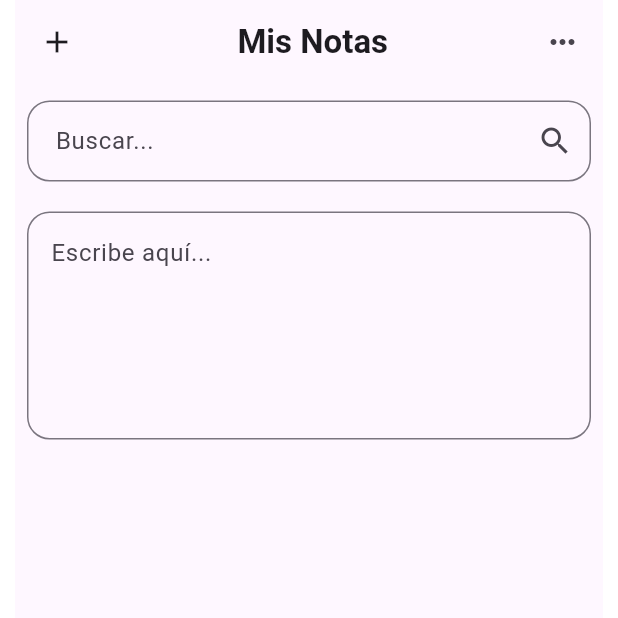
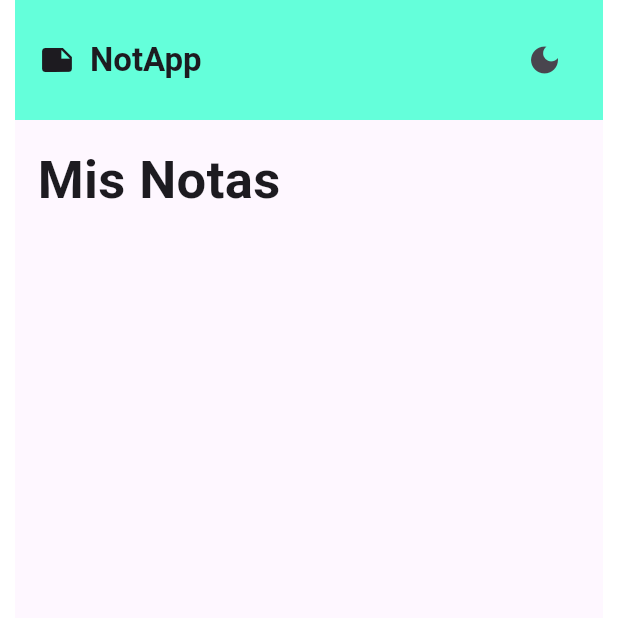
Before and after one commit to gonzacabrera2506/notapp, a Flutter app: the screen it shows after launch, on a phone screen of 412 x 824 dp, the top half of it. Run offline on Flutter 3.47's test engine with Material 3 defaults, Android fonts, the phone set to English and light mode, and no system bars; our stand-ins replace go_router.

Commit message:
WIP: home screen

```diff
--- a/lib/presentation/screens/home_screen.dart
+++ b/lib/presentation/screens/home_screen.dart
@@ -1,8 +1,21 @@
 import 'package:flutter/material.dart';
-import 'package:notapp/presentation/shared/widgets/TextField.widget.dart';
+import 'package:notapp/presentation/shared/widgets/customSwitch.widget.dart';
+import 'package:notapp/presentation/shared/widgets/customTextFormField.widget.dart';
 
-class HomeScreen extends StatelessWidget {
+class HomeScreen extends StatefulWidget {
   const HomeScreen({super.key});
+
+  @override
+  State<HomeScreen> createState() => _HomeScreenState();
+}
+
+class _HomeScreenState extends State<HomeScreen> {
+  bool dark = false;
+  void _updateLabelCustomButtom() {
+    setState(() {
+      dark = !dark;
+    });
+  }
 
   @override
   Widget build(BuildContext context) {
@@ -17,58 +30,49 @@ class HomeScreen extends StatelessWidget {
       ),
       // Agrega más elementos de menú según sea necesario
     ];
+
     return Padding(
         padding: const EdgeInsets.symmetric(horizontal: 10),
         child: Scaffold(
             appBar: AppBar(
-          title: const Center(
-              child: Text(
-            'Mis Notas',
-            style: TextStyle(fontWeight: FontWeight.bold),
-          )),
-          leading: IconButton(
-            onPressed: () {},
-            icon: const Icon(Icons.add),
-            tooltip: "Nueva nota",
+              toolbarHeight: 80,
+              backgroundColor: Colors.tealAccent,
+              title: const Row(
+                  mainAxisAlignment: MainAxisAlignment.start,
+                  children: [
+                    Row(
+                      children: [
+                        Icon(Icons.note),
+                        SizedBox(width: 10),
+                        Text(
+                          'NotApp',
+                          style: TextStyle(fontWeight: FontWeight.w600),
                         ),
+                      ],
+                    ),
+                  ]),
               actions: [
                 Padding(
-              padding: const EdgeInsets.only(right: 3),
-              child: _PopupMenuButton(menuButtons: menuButtons),
-            )
+                    padding: const EdgeInsets.symmetric(horizontal: 15),
+                    child: IconButton(
+                      icon: Icon(
+                          dark ? Icons.wb_sunny_outlined : Icons.dark_mode),
+                      onPressed: _updateLabelCustomButtom,
+                    ))
               ],
             ),
-        body: SingleChildScrollView(
-          child: Padding(
-            padding: const EdgeInsets.all(8),
-            child: Column(children: [
-              const SizedBox(
-                height: 3,
+            body: const Padding(
+              padding: EdgeInsets.symmetric(horizontal: 15),
+              child: Column(
+                children: [
+                  SizedBox(height: 15),
+                  Text(
+                    "Mis Notas",
+                    style: TextStyle(fontSize: 35, fontWeight: FontWeight.bold),
                   ),
-              TextFormField(
-                decoration: const InputDecoration(
-                    contentPadding:
-                        EdgeInsets.symmetric(vertical: 15, horizontal: 15),
-                    suffixIcon: Icon(Icons.search),
-                    hintText: 'Buscar...',
-                    border: OutlineInputBorder(
-                        borderRadius: BorderRadius.all(
-                      Radius.circular(15),
-                    ))),
+                ],
               ),
-              const SizedBox(
-                height: 20,
-              ),
-              const TextFieldWidget(),
-              const SizedBox(
-                height: 50,
-              ),
-              //_NoteCard(),
-            ]),
-          ),
-        ),
-      ),
-    );
+            )));
   }
 }
 
--- a/lib/presentation/shared/widgets/TextField.widget.dart
+++ b/lib/presentation/shared/widgets/customTextFormField.widget.dart
@@ -1,11 +1,11 @@
 import 'package:flutter/material.dart';
 
-class TextFieldWidget extends StatelessWidget {
-  const TextFieldWidget({super.key});
+class CustomTextFormField extends StatelessWidget {
+  const CustomTextFormField({super.key});
 
   @override
   Widget build(BuildContext context) {
-    return TextField(
+    return TextFormField(
       minLines: 5,
       maxLines: null,
       decoration: InputDecoration(
```
Also changed, not shown: lib/presentation/shared/widgets/customBottomNavigationBar_widget.dart (added, +12 -0 lines), lib/presentation/shared/widgets/customSwitch.widget.dart (added, +29 -0 lines), pubspec.lock. Lines whose indentation alone changed are shown as unchanged.
